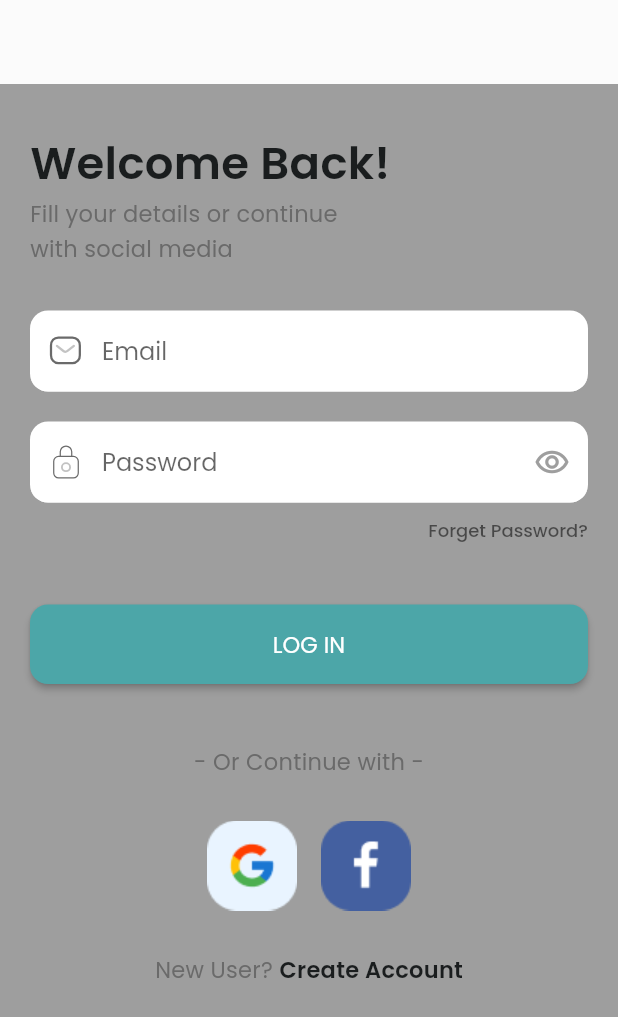
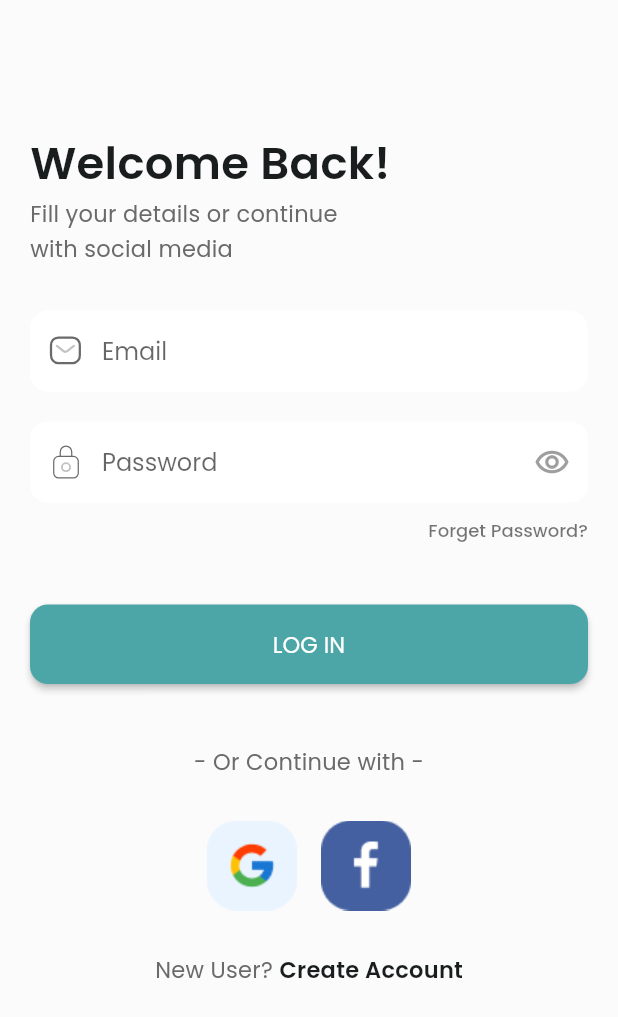
Before and after one commit to airacalins/ffuf_20220525_capstone2, a Flutter app: the screen it shows after launch, after a tap on an icon or button, on a phone screen of 412 x 824 dp. Shown: the top 1017 px of the screen. Run offline on Flutter 3.47's test engine with Material 2 defaults, Android fonts, the phone set to English and light mode, and no system bars; our stand-ins replace flutter_svg; network calls fail.

Commit message:
added pages

```diff
--- a/lib/screens/user/profile_screen.dart
+++ b/lib/screens/user/profile_screen.dart
@@ -2,6 +2,7 @@
 
 import 'package:flutter/material.dart';
 import 'package:flutter_playground/models/user.dart';
+import 'package:flutter_playground/widgets/widgets.dart';
 
 class ProfileScreen extends StatelessWidget {
   User user = User(
@@ -19,6 +20,7 @@ class ProfileScreen extends StatelessWidget {
 
     return Scaffold(
       appBar: AppBar(
+        automaticallyImplyLeading: false,
         centerTitle: true,
         title: const Text(
           'Profile',
@@ -80,6 +82,7 @@ class ProfileScreen extends StatelessWidget {
           ),
         ],
       ),
+      bottomNavigationBar: const BottomNavBar(),
     );
   }
 }
--- a/lib/themes/app_theme.dart
+++ b/lib/themes/app_theme.dart
@@ -7,8 +7,8 @@ class AppTheme {
     appBarTheme: AppBarStyles.theme,
     fontFamily: 'Poppins',
     primaryColor: ColorTheme.primaryColor,
-    // scaffoldBackgroundColor: ColorTheme.scaffoldBackgroundColor,
-    scaffoldBackgroundColor: Colors.grey,
+    scaffoldBackgroundColor: ColorTheme.scaffoldBackgroundColor,
+    // scaffoldBackgroundColor: Colors.grey,
     textTheme: TypographyStyles.theme,
     elevatedButtonTheme: ButtonStyles.elevatedButtonTheme,
     tabBarTheme: TabBarStyles.theme,
--- a/lib/themes/bottom_nav_bar_styles.dart
+++ b/lib/themes/bottom_nav_bar_styles.dart
@@ -11,16 +11,16 @@ class BottomNavBarStyles {
     ),
     unselectedLabelStyle: TextStyle(
       fontSize: 10,
-      color: Colors.red,
+      color: Colors.grey,
     ),
     selectedIconTheme: IconThemeData(
       color: ColorTheme.primaryColor,
     ),
     selectedLabelStyle: TextStyle(
-      color: Colors.red,
+      color: ColorTheme.primaryColor,
       fontSize: 10,
     ),
-    showSelectedLabels: false,
+    // showSelectedLabels: false,
     backgroundColor: Colors.white,
   );
 }
--- a/lib/widgets/bottom_nav_bar/bottom_nav_bar.dart
+++ b/lib/widgets/bottom_nav_bar/bottom_nav_bar.dart
@@ -1,6 +1,4 @@
 import 'package:flutter/material.dart';
-import 'package:flutter_playground/screens/app/home_screen.dart';
-import 'package:flutter_playground/screens/screens.dart';
 import 'package:provider/provider.dart';
 
 import 'package:flutter_playground/common/bottom_nav.dart';
--- a/lib/widgets/specific_screens/job_details/job_details_tab.dart
+++ b/lib/widgets/specific_screens/job_details/job_details_tab.dart
@@ -31,7 +31,6 @@ class JobDetailsTab extends StatelessWidget {
             SliverOverlapAbsorber(
               handle: NestedScrollView.sliverOverlapAbsorberHandleFor(context),
               sliver: SliverAppBar(
-                // title: const Text('Books'),
                 automaticallyImplyLeading: false,
                 floating: true,
                 pinned: true,
--- a/lib/widgets/specific_screens/job_details/qualification_details.dart
+++ b/lib/widgets/specific_screens/job_details/qualification_details.dart
@@ -20,7 +20,7 @@ class QualificationDetails extends StatelessWidget {
           top: 70,
           bottom: 20,
         ),
-        padding: EdgeInsets.symmetric(
+        padding: const EdgeInsets.symmetric(
           horizontal: 10,
         ),
         decoration: BoxDecoration(borderRadius: BorderRadius.circular(40.0)),
```
Also changed, not shown: lib/screens/message/messages_screen.dart (+8 -1 lines), lib/screens/settings/settings_screen.dart (+10 -0 lines).
